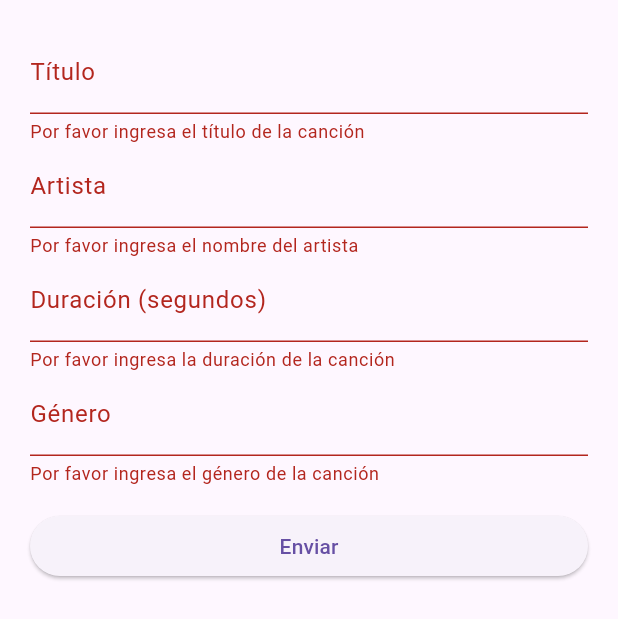
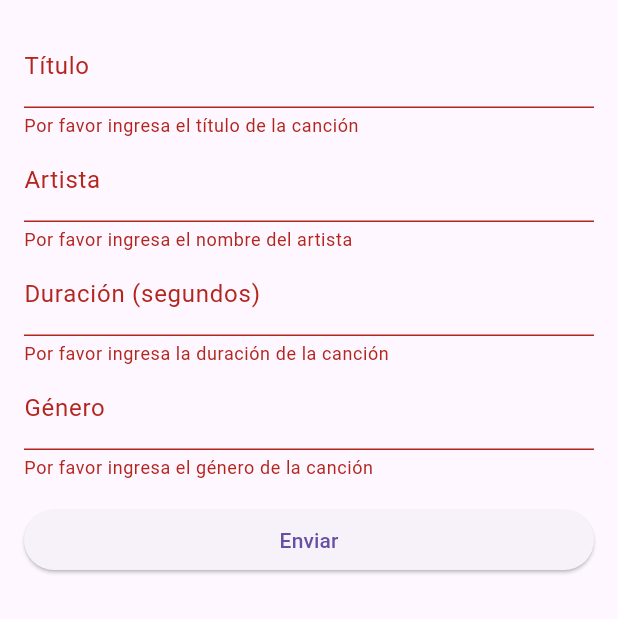
Before and after one commit to gerrycode01/dam_u2_practica2, a Flutter app: the CancionForm widget shown alone on an empty page, opened directly, after a tap on "Enviar", on a phone screen of 412 x 824 dp. Shown: the top 619 px of the screen. Run offline on Flutter 3.47's test engine with Material 3 defaults, Android fonts, the phone set to English and light mode, and no system bars; our stand-ins replace shared_preferences; accounts and stored records are empty.

Commit message:
Integrando el capturar.dart

```diff
--- a/lib/capturar.dart
+++ b/lib/capturar.dart
@@ -1,4 +1,6 @@
 import 'package:flutter/material.dart';
+import 'package:dam_u2_tarea2/bd.dart';
+import 'package:dam_u2_tarea2/cancion.dart';
 
 void main() => runApp(MyApp());
 
@@ -8,7 +10,7 @@ class MyApp extends StatelessWidget {
     return MaterialApp(
       home: Scaffold(
         appBar: AppBar(
-          title: Text('Formulario de Canción'),
+          title: const Text('Formulario de Canción'),
         ),
         body: CancionForm(),
       ),
@@ -24,21 +26,38 @@ class CancionForm extends StatefulWidget {
 class _CancionFormState extends State<CancionForm> {
   final _formKey = GlobalKey<FormState>();
 
-  String _titulo = '';
-  String _artista = '';
-  int _duracion = 0;
-  String _genero = '';
+  final _tituloController = TextEditingController();
+  final _artistaController = TextEditingController();
+  final _duracionController = TextEditingController();
+  final _generoController = TextEditingController();
+
+  @override
+  void dispose() {
+    _tituloController.dispose();
+    _artistaController.dispose();
+    _duracionController.dispose();
+    _generoController.dispose();
+    super.dispose();
+  }
+
+  void _limpiarFormulario() {
+    _tituloController.clear();
+    _artistaController.clear();
+    _duracionController.clear();
+    _generoController.clear();
+  }
 
   @override
   Widget build(BuildContext context) {
     return Form(
       key: _formKey,
       child: SingleChildScrollView(
-        padding: const EdgeInsets.all(20.0),
+        padding: const EdgeInsets.all(16.0),
         child: Column(
           crossAxisAlignment: CrossAxisAlignment.stretch,
           children: <Widget>[
             TextFormField(
+              controller: _tituloController,
               decoration: const InputDecoration(labelText: 'Título'),
               validator: (value) {
                 if (value == null || value.isEmpty) {
@@ -46,11 +65,9 @@ class _CancionFormState extends State<CancionForm> {
                 }
                 return null;
               },
-              onSaved: (value) {
-                _titulo = value!;
-              },
             ),
             TextFormField(
+              controller: _artistaController,
               decoration: const InputDecoration(labelText: 'Artista'),
               validator: (value) {
                 if (value == null || value.isEmpty) {
@@ -58,13 +75,10 @@ class _CancionFormState extends State<CancionForm> {
                 }
                 return null;
               },
-              onSaved: (value) {
-                _artista = value!;
-              },
             ),
             TextFormField(
-              decoration: const InputDecoration(
-                  labelText: 'Duración (segundos)'),
+              controller: _duracionController,
+              decoration: const InputDecoration(labelText: 'Duración (segundos)'),
               keyboardType: TextInputType.number,
               validator: (value) {
                 if (value == null || value.isEmpty) {
@@ -75,11 +89,9 @@ class _CancionFormState extends State<CancionForm> {
                 }
                 return null;
               },
-              onSaved: (value) {
-                _duracion = int.parse(value!);
-              },
             ),
             TextFormField(
+              controller: _generoController,
               decoration: const InputDecoration(labelText: 'Género'),
               validator: (value) {
                 if (value == null || value.isEmpty) {
@@ -87,22 +99,24 @@ class _CancionFormState extends State<CancionForm> {
                 }
                 return null;
               },
-              onSaved: (value) {
-                _genero = value!;
-              },
             ),
             Padding(
               padding: const EdgeInsets.symmetric(vertical: 16.0),
               child: ElevatedButton(
                 onPressed: () {
                   if (_formKey.currentState!.validate()) {
-                    _formKey.currentState!.save();
+                    BD.canciones.add(Cancion(titulo: _tituloController.text,
+                        artista: _artistaController.text,
+                        duracion: int.parse(_duracionController.text),
+                        genero: _generoController.text));
+                    BD.guardarArchivo();
                     ScaffoldMessenger.of(context).showSnackBar(
                       const SnackBar(content: Text('Procesando Datos')),
                     );
+                    _limpiarFormulario(); // Limpia el formulario después de la validación
                   }
                 },
-                child: Text('Enviar'),
+                child: const Text('Enviar'),
               ),
             ),
           ],
```
